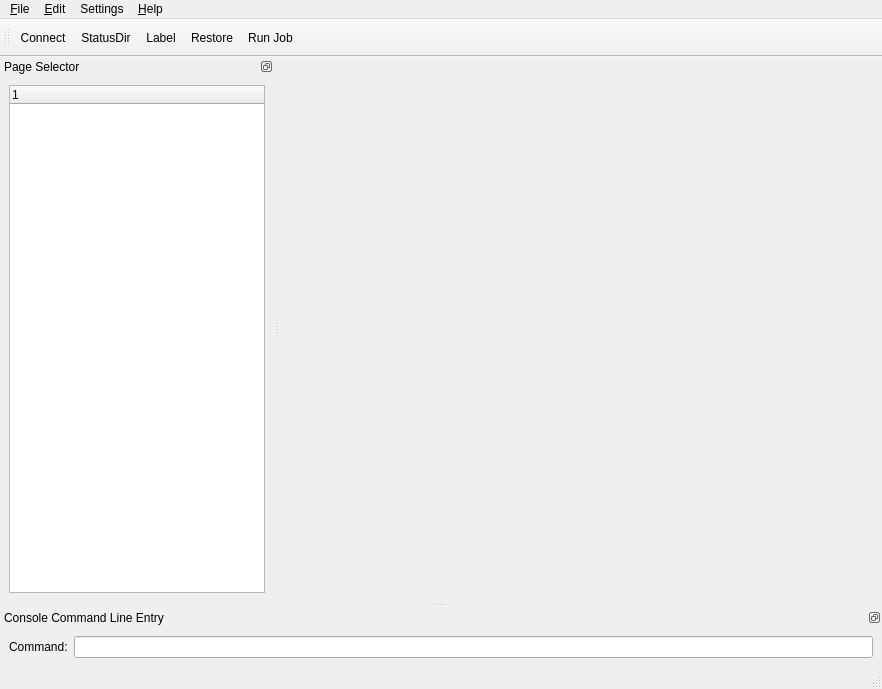
The window that bacula/src/qt-console/main.ui (rkorzeniewski/bacula) describes before a commit, drawn with Qt 5.
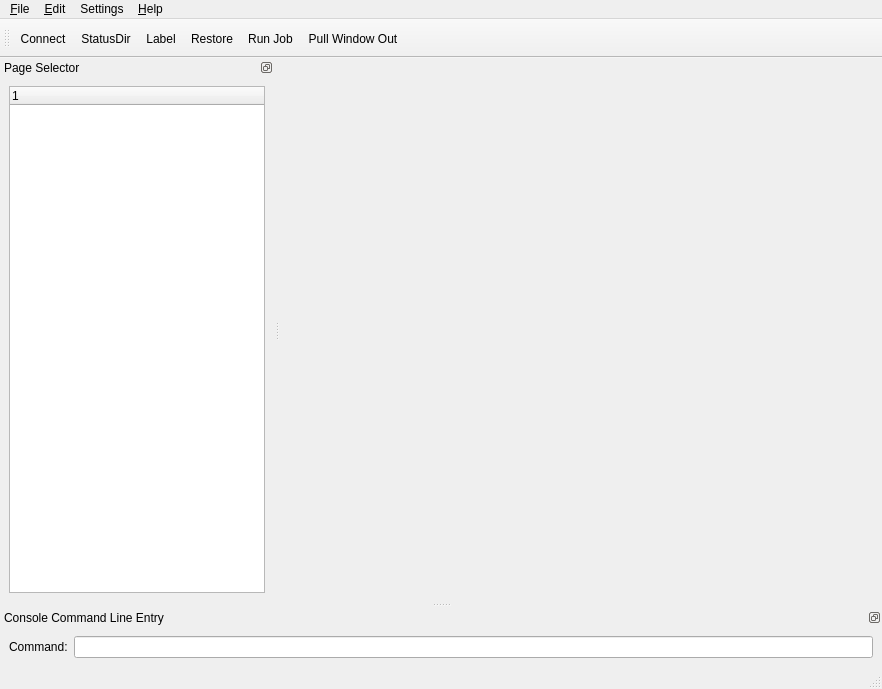
The same window after the commit. Icons and pictures are not drawn.

Commit message: dhb  Add button on toolbar to pull window out.

Patch:
```diff
--- a/bacula/src/qt-console/main.ui
+++ b/bacula/src/qt-console/main.ui
@@ -118,8 +118,8 @@
   <widget class="QToolBar" name="toolBar" >
    <property name="minimumSize" >
     <size>
-     <width>50</width>
-     <height>38</height>
+     <width>51</width>
+     <height>39</height>
     </size>
    </property>
    <property name="toolTip" >
@@ -136,6 +136,7 @@
    <addaction name="actionLabel" />
    <addaction name="actionRestore" />
    <addaction name="actionRun" />
+   <addaction name="actionPullWindowOut" />
   </widget>
   <widget class="QDockWidget" name="dockWidget" >
    <property name="sizePolicy" >
@@ -445,6 +446,14 @@
     <string>&amp;Select Font ...</string>
    </property>
   </action>
+  <action name="actionPullWindowOut" >
+   <property name="icon" >
+    <iconset>images/up.png</iconset>
+   </property>
+   <property name="text" >
+    <string>Pull Window Out</string>
+   </property>
+  </action>
  </widget>
  <resources>
   <include location="main.qrc" />
```
Left out of the diff: 2 changed lines with no effect on the pictures. The commit also changes 2 other files.
